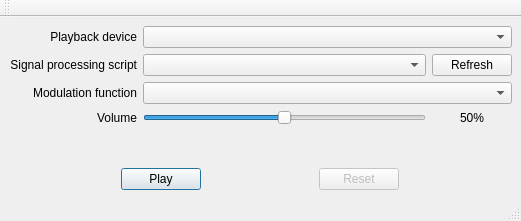
The window that src/wavegen.ui (kb1p/WaveGen) describes before a commit, drawn with Qt 5.
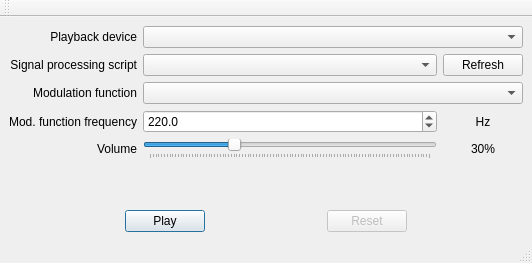
The same window after the commit.

Commit message: Added frequency control to UI

```diff
--- a/src/wavegen.ui
+++ b/src/wavegen.ui
@@ -6,8 +6,8 @@
    <rect>
     <x>0</x>
     <y>0</y>
-    <width>521</width>
-    <height>221</height>
+    <width>532</width>
+    <height>263</height>
    </rect>
   </property>
   <property name="sizePolicy">
@@ -27,7 +27,30 @@
     </sizepolicy>
    </property>
    <layout class="QGridLayout" name="gridLayout">
-    <item row="3" column="0">
+    <item row="2" column="0">
+     <widget class="QLabel" name="label_4">
+      <property name="text">
+       <string>Modulation function</string>
+      </property>
+      <property name="alignment">
+       <set>Qt::AlignRight|Qt::AlignTrailing|Qt::AlignVCenter</set>
+      </property>
+     </widget>
+    </item>
+    <item row="6" column="0" colspan="3">
+     <spacer name="verticalSpacer">
+      <property name="orientation">
+       <enum>Qt::Vertical</enum>
+      </property>
+      <property name="sizeHint" stdset="0">
+       <size>
+        <width>20</width>
+        <height>40</height>
+       </size>
+      </property>
+     </spacer>
+    </item>
+    <item row="4" column="0">
      <widget class="QLabel" name="label_3">
       <property name="text">
        <string>Volume</string>
@@ -37,10 +60,7 @@
       </property>
      </widget>
     </item>
-    <item row="1" column="1">
-     <widget class="QComboBox" name="cbxScript"/>
-    </item>
-    <item row="6" column="0" colspan="3">
+    <item row="7" column="0" colspan="3">
      <layout class="QHBoxLayout" name="horizontalLayout" stretch="0,0">
       <property name="sizeConstraint">
        <enum>QLayout::SetDefaultConstraint</enum>
@@ -53,6 +73,9 @@
           <verstretch>0</verstretch>
          </sizepolicy>
         </property>
+        <property name="statusTip">
+         <string>Start / stop waveform output</string>
+        </property>
         <property name="text">
          <string>Play</string>
         </property>
@@ -85,39 +108,6 @@
       </item>
      </layout>
     </item>
-    <item row="0" column="0">
-     <widget class="QLabel" name="label">
-      <property name="text">
-       <string>Playback device</string>
-      </property>
-      <property name="alignment">
-       <set>Qt::AlignRight|Qt::AlignTrailing|Qt::AlignVCenter</set>
-      </property>
-     </widget>
-    </item>
-    <item row="3" column="2">
-     <widget class="QLabel" name="txtVolume">
-      <property name="text">
-       <string>50%</string>
-      </property>
-      <property name="alignment">
-       <set>Qt::AlignCenter</set>
-      </property>
-     </widget>
-    </item>
-    <item row="5" column="0" colspan="3">
-     <spacer name="verticalSpacer">
-      <property name="orientation">
-       <enum>Qt::Vertical</enum>
-      </property>
-      <property name="sizeHint" stdset="0">
-       <size>
-        <width>20</width>
-        <height>40</height>
-       </size>
-      </property>
-     </spacer>
-    </item>
     <item row="1" column="0">
      <widget class="QLabel" name="label_2">
       <property name="text">
@@ -128,42 +118,118 @@
       </property>
      </widget>
     </item>
+    <item row="0" column="1" colspan="2">
+     <widget class="QComboBox" name="cbxDevice">
+      <property name="statusTip">
+       <string>Choose the playback device</string>
+      </property>
+     </widget>
+    </item>
+    <item row="0" column="0">
+     <widget class="QLabel" name="label">
+      <property name="text">
+       <string>Playback device</string>
+      </property>
+      <property name="alignment">
+       <set>Qt::AlignRight|Qt::AlignTrailing|Qt::AlignVCenter</set>
+      </property>
+     </widget>
+    </item>
     <item row="1" column="2">
      <widget class="QPushButton" name="btnRefresh">
+      <property name="statusTip">
+       <string>Reload the modulation script</string>
+      </property>
       <property name="text">
        <string>Refresh</string>
       </property>
      </widget>
     </item>
-    <item row="0" column="1" colspan="2">
-     <widget class="QComboBox" name="cbxDevice"/>
-    </item>
-    <item row="3" column="1">
+    <item row="4" column="1">
      <widget class="QSlider" name="slVolume">
       <property name="maximum">
        <number>100</number>
       </property>
       <property name="value">
-       <number>50</number>
+       <number>30</number>
       </property>
       <property name="orientation">
        <enum>Qt::Horizontal</enum>
       </property>
+      <property name="tickPosition">
+       <enum>QSlider::TicksBelow</enum>
+      </property>
      </widget>
     </item>
     <item row="2" column="1" colspan="2">
-     <widget class="QComboBox" name="cbxFunction"/>
+     <widget class="QComboBox" name="cbxFunction">
+      <property name="statusTip">
+       <string>Choose the function to modulate audio wave</string>
+      </property>
+     </widget>
     </item>
-    <item row="2" column="0">
-     <widget class="QLabel" name="label_4">
+    <item row="4" column="2">
+     <widget class="QLabel" name="txtVolume">
       <property name="text">
-       <string>Modulation function</string>
+       <string>30%</string>
+      </property>
+      <property name="alignment">
+       <set>Qt::AlignCenter</set>
+      </property>
+     </widget>
+    </item>
+    <item row="1" column="1">
+     <widget class="QComboBox" name="cbxScript">
+      <property name="statusTip">
+       <string>Choose the modulation script</string>
+      </property>
+     </widget>
+    </item>
+    <item row="3" column="0">
+     <widget class="QLabel" name="label_5">
+      <property name="text">
+       <string>Mod. function frequency</string>
       </property>
       <property name="alignment">
        <set>Qt::AlignRight|Qt::AlignTrailing|Qt::AlignVCenter</set>
       </property>
      </widget>
     </item>
+    <item row="3" column="1">
+     <widget class="QDoubleSpinBox" name="txtFrequency">
+      <property name="toolTip">
+       <string/>
+      </property>
+      <property name="statusTip">
+       <string>Choose modulation frequency. Allowed range: 0 ~ 10000</string>
+      </property>
+      <property name="suffix">
+       <string/>
+      </property>
+      <property name="decimals">
+       <number>1</number>
+      </property>
+      <property name="maximum">
+       <double>10000.000000000000000</double>
+      </property>
+      <property name="singleStep">
+       <double>10.000000000000000</double>
+      </property>
+      <property name="value">
+       <double>220.000000000000000</double>
+      </property>
+     </widget>
+    </item>
+    <item row="3" column="2">
+     <widget class="QLabel" name="label_6">
+      <property name="text">
+       <string>Hz</string>
+      </property>
+      <property name="alignment">
+       <set>Qt::AlignCenter</set>
+      </property>
+     </widget>
+    </item>
    </layout>
   </widget>
   <widget class="QMenuBar" name="menuBar">
@@ -171,7 +237,7 @@
     <rect>
      <x>0</x>
      <y>0</y>
-     <width>521</width>
+     <width>532</width>
      <height>22</height>
     </rect>
    </property>
```
Left out of the diff: 3 changed lines with no effect on the pictures. The commit also changes 4 other files.
